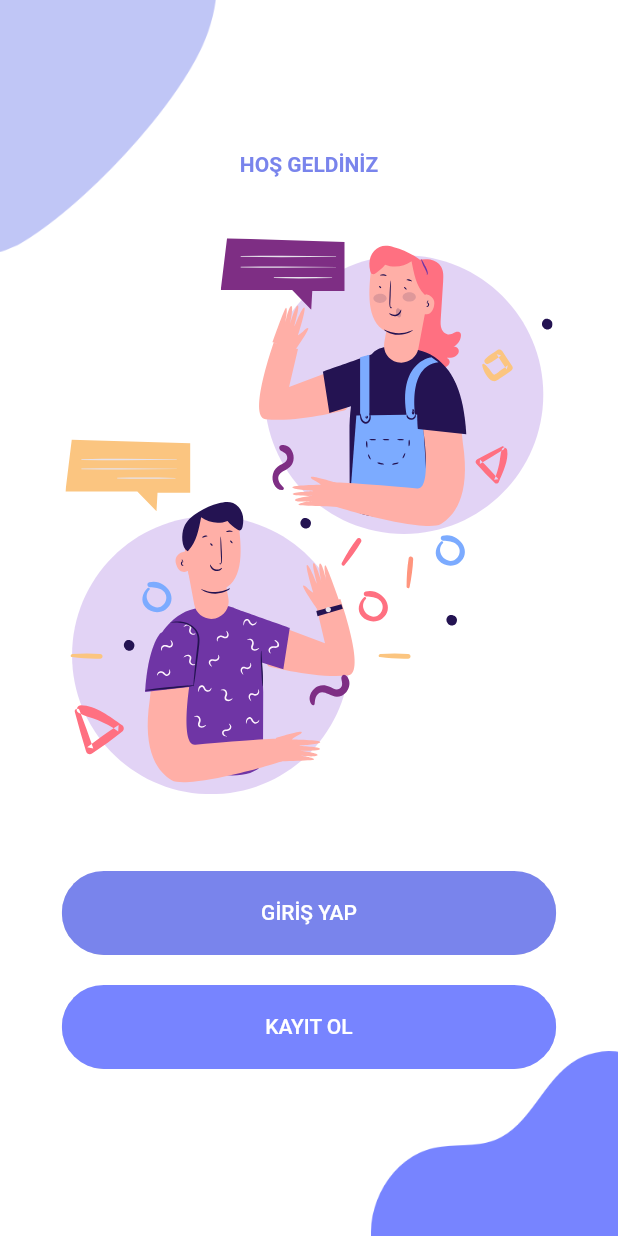
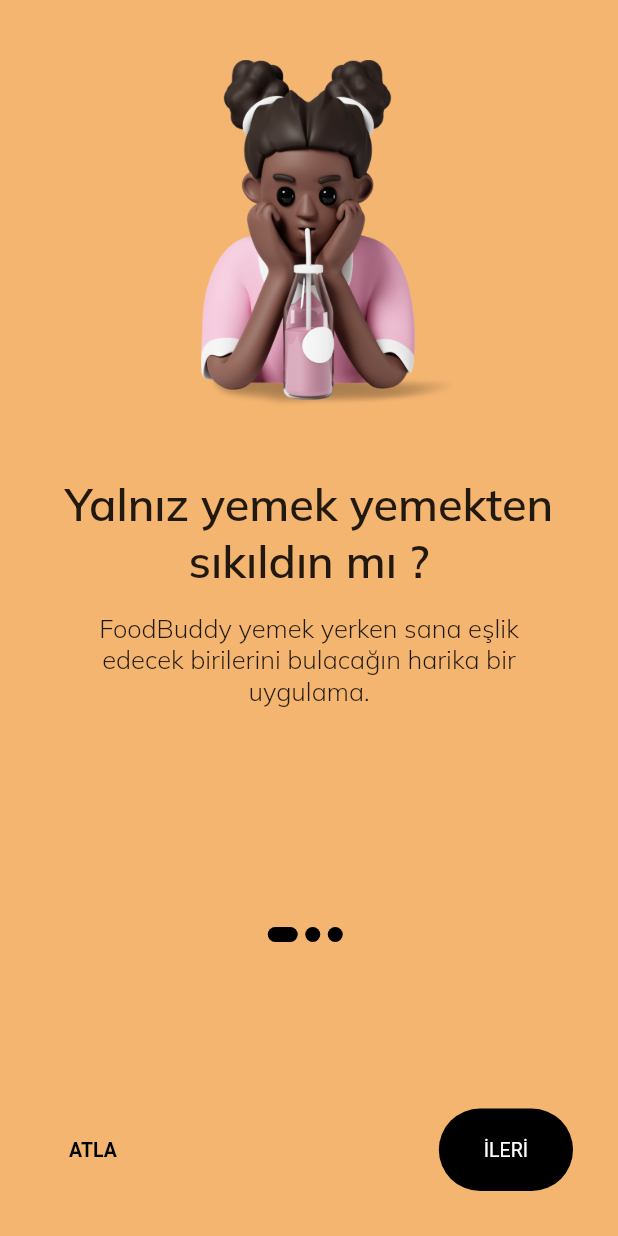
Before and after one commit to KhadijaMammadova/Food-Buddy, a Flutter app: the screen it shows after launch, on a phone screen of 412 x 824 dp. Run offline on Flutter 3.47's test engine with Material 2 defaults, Android fonts, the phone set to English and light mode, and no system bars; our stand-ins replace curved_navigation_bar, firebase_auth, firebase_core, flutter_svg; accounts and stored records are empty.

Commit message:
App Icon & Onboarding Screen eklendi
App Icon eklendi, Onboarding Pages eklendi.

```diff
--- a/lib/Screens/Homepage/main_page.dart
+++ b/lib/Screens/Homepage/main_page.dart
@@ -1,17 +1,16 @@
 import 'package:flutter/material.dart';
 import 'package:food_buddy/Screens/Homepage/profile_page.dart';
 import 'package:food_buddy/Screens/Homepage/restourants_screen.dart';
+import 'package:food_buddy/Screens/Onboarding/onboarding_screen.dart';
 import 'package:food_buddy/Screens/Welcome/welcome_screen.dart';
 import '../../components/constants.dart';
 import 'package:curved_navigation_bar/curved_navigation_bar.dart';
 import '../Chat/chat_screen.dart';
 
-
 class MainPage extends StatefulWidget {
   @override
   _MainPage createState() => _MainPage();
 }
-
 
 class _MainPage extends State<MainPage> {
   int _pageIndex = 1;
@@ -54,11 +53,12 @@ class _MainPage extends State<MainPage> {
                       onPressed: () {
                         Navigator.pushAndRemoveUntil(
                             context,
-                    MaterialPageRoute(builder: (context) => WelcomeScreen()),
+                            MaterialPageRoute(
+                                builder: (context) => OnboardingScreen()),
                             (route) => false);
                       },
                       icon: Icon(Icons.logout),
-              label: Text('Sign Out'),
+                      label: Text('Çıkış Yap'),
                       style: TextButton.styleFrom(primary: Colors.white),
                     ),
                   ),
@@ -72,7 +72,13 @@ class _MainPage extends State<MainPage> {
             color: kPrimaryColor,
             animationCurve: Curves.easeInCubic,
             animationDuration: Duration(milliseconds: 300),
-        items: pages.map((p) => Icon(p.iconData, size: 20, color: Colors.white,)).toList(),
+            items: pages
+                .map((p) => Icon(
+                      p.iconData,
+                      size: 20,
+                      color: Colors.white,
+                    ))
+                .toList(),
             onTap: (index) {
               setState(() {
                 _pageIndex = index;
--- a/lib/Screens/Onboarding/onboarding.dart
+++ /dev/null
@@ -1,12 +0,0 @@
-import 'package:flutter/material.dart';
-class Onboarding extends StatelessWidget {
-  const Onboarding
-({ Key? key }) : super(key: key);
-
-  @override
-  Widget build(BuildContext context) {
-    return Scaffold(
-
-    );
-  }
-}
--- /dev/null
+++ b/lib/Screens/Onboarding/onboarding_contents.dart
@@ -0,0 +1,27 @@
+
+class OnboardingContents {
+  final String title ;
+  final String image ;
+  final String desc ;
+
+  OnboardingContents(
+      {required this.title, required this.image, required this.desc});
+}
+
+List<OnboardingContents> contents = [
+  OnboardingContents(
+      title: "Yalnız yemek yemekten sıkıldın mı ?",
+      image: "assets/images/image1.png",
+      desc: "FoodBuddy yemek yerken sana eşlik edecek birilerini bulacağın harika bir uygulama.",
+  ),
+  OnboardingContents(
+      title: "Nasıl mı?",
+      image: "assets/images/image2.png",
+      desc: "Gideceğin yeri seç .Senin gibi oraya yalnız gidecek insanlarla tanış.",
+  ),
+  OnboardingContents(
+      title: "Hadi sen de FoodBuddy ile foodbuddy'ni  bul.",
+      image: "assets/images/image3.png",
+      desc: "Başlamak için tıkla.",
+  ),
+];
--- /dev/null
+++ b/lib/Screens/Onboarding/onboarding_screen.dart
@@ -0,0 +1,193 @@
+import 'package:flutter/material.dart';
+import 'package:food_buddy/Screens/Onboarding/size_config.dart';
+import 'package:food_buddy/Screens/Onboarding/onboarding_contents.dart';
+import 'package:food_buddy/Screens/Welcome/welcome_screen.dart';
+
+class OnboardingScreen extends StatefulWidget {
+  const OnboardingScreen({Key? key}) : super(key: key);
+
+  @override
+  State<OnboardingScreen> createState() => _OnboardingScreenState();
+}
+
+  class _OnboardingScreenState extends State<OnboardingScreen> {
+  final _controller = PageController();
+  int _currentPage = 0;
+  List colors =[Color(0xffF4B571), Color(0xffFF94A0), Color(0xffA375CE)];
+
+  AnimatedContainer _buildDots({int? index})  {
+    return AnimatedContainer(
+      duration: const Duration(milliseconds: 200),
+      decoration: BoxDecoration(
+        borderRadius: BorderRadius.all(
+          Radius.circular(50),
+        ),
+    color: const Color(0xFF000000),
+      ),
+    margin: const EdgeInsets.only(right: 5),
+    height: 10,
+    curve: Curves.easeIn,
+    width: _currentPage == index ? 20 : 10,
+    );
+  }
+
+  @override
+  Widget build(BuildContext context) {
+    SizeConfig().init(context);
+    double width = SizeConfig.screenW!;
+    double height = SizeConfig.screenH!;
+    double blockH = SizeConfig.blockH!;
+    double blockV = SizeConfig.blockV!;
+
+    return Scaffold(
+      backgroundColor: colors[_currentPage],
+      body: SafeArea(
+        child: Column(
+          children: [
+            Expanded(
+              flex: 3,
+              child: PageView.builder(
+                controller: _controller,
+                onPageChanged: (value) => setState(() => _currentPage = value),
+                itemCount: contents.length,
+                itemBuilder: (context, i) {
+                  return Container(
+                    // color: colors[i],
+                    child: Padding(
+                      padding: const EdgeInsets.all(40.0),
+                      child: Column(
+                        children: [
+                          Padding(
+                            padding: const EdgeInsets.only(left: 45.0, right: 20.0 ),
+                            child: Image.asset(
+                              contents[i].image,
+                              height: SizeConfig.blockV! * 30,
+                            ),
+                          ),
+                          SizedBox(
+                            height: (height >= 840) ? 60 : 30,
+                          ),
+                          Text(
+                            contents[i].title,
+                            textAlign: TextAlign.center,
+                            style: TextStyle(
+                              fontFamily: "Mulish",
+                              fontWeight: FontWeight.w600,
+                              fontSize: (width <= 550) ? 30 : 35,
+                            ),
+                          ),
+                          SizedBox(
+                            height: 15,
+                          ),
+                          Text(
+                            contents[i].desc,
+                            style: TextStyle(
+                              fontFamily: "Mulish",
+                              fontWeight: FontWeight.w300,
+                              fontSize: (width <= 550) ? 17 : 25,
+                            ),
+                            textAlign: TextAlign.center,
+                          )
+                        ],
+                      ),
+                    ),
+                  );
+                },
+              ),
+            ),
+            Expanded(
+              flex: 1,
+              child: Column(
+                mainAxisAlignment: MainAxisAlignment.spaceBetween,
+                children: [
+                  Row(
+                    mainAxisAlignment: MainAxisAlignment.center,
+                    children: List.generate(
+                      contents.length,
+                          (int index) => _buildDots(index: index),
+                    ),
+                  ),
+                  _currentPage + 1 == contents.length
+                      ? Padding(
+                    padding: const EdgeInsets.all(30),
+                    child: ElevatedButton(
+                      onPressed: () {Navigator.push(
+                              context,
+                              MaterialPageRoute(
+                                builder: (context) {
+                                  return WelcomeScreen();
+                                },
+                              ),
+                            );},
+                      child: Text("BAŞLAT"),
+                      style: ElevatedButton.styleFrom(
+                        primary: Colors.black,
+                        shape: new RoundedRectangleBorder(
+                          borderRadius: BorderRadius.circular(50),
+                        ),
+                        padding: (width <= 550)
+                            ? EdgeInsets.symmetric(
+                            horizontal: 100, vertical: 20)
+                            : EdgeInsets.symmetric(
+                            horizontal: width * 0.2, vertical: 25),
+                        textStyle:
+                        TextStyle(fontSize: (width <= 550) ? 13 : 17),
+                      ),
+                    ),
+                  )
+                      : Padding(
+                    padding: const EdgeInsets.all(30),
+                    child: Row(
+                      mainAxisAlignment: MainAxisAlignment.spaceBetween,
+                      children: [
+                        TextButton(
+                          onPressed: () {
+                            _controller.jumpToPage(2);
+                          },
+                          child: Text(
+                            "ATLA",
+                            style: TextStyle(color: Colors.black),
+                          ),
+                          style: TextButton.styleFrom(
+                            elevation: 0,
+                            textStyle: TextStyle(
+                              fontWeight: FontWeight.w600,
+                              fontSize: (width <= 550) ? 13 : 17,
+                            ),
+                          ),
+                        ),
+                        ElevatedButton(
+                          onPressed: () {
+                            _controller.nextPage(
+                              duration: Duration(milliseconds: 200),
+                              curve: Curves.easeIn,
+                            );
+                          },
+                          child: Text("İLERİ"),
+                          style: ElevatedButton.styleFrom(
+                            primary: Colors.black,
+                            shape: new RoundedRectangleBorder(
+                              borderRadius: BorderRadius.circular(50),
+                            ),
+                            elevation: 0,
+                            padding: (width <= 550)
+                                ? EdgeInsets.symmetric(
+                                horizontal: 30, vertical: 20)
+                                : EdgeInsets.symmetric(
+                                horizontal: 30, vertical: 25),
+                            textStyle: TextStyle(
+                                fontSize: (width <= 550) ? 13 : 17),
+                          ),
+                        ),
+                       ],
+                      ),
+                  )
+                ],
+              ),
+            ),
+          ],
+        ),
+      ),
+    );
+  }
+}
--- /dev/null
+++ b/lib/Screens/Onboarding/size_config.dart
@@ -0,0 +1,17 @@
+import 'package:flutter/material.dart';
+
+class SizeConfig {
+  static MediaQueryData? _mediaQueryData;
+  static double? screenW;
+  static double? screenH;
+  static double? blockH;
+  static double? blockV;
+
+  void init(BuildContext context) {
+    _mediaQueryData = MediaQuery.of(context);
+    screenW = _mediaQueryData! .size.width;
+    screenH = _mediaQueryData! .size.height;
+    blockH = screenW! / 100;
+    blockV = screenH! / 100;
+  }
+}
--- a/lib/main.dart
+++ b/lib/main.dart
@@ -5,6 +5,7 @@ import 'Screens/Homepage/main_page.dart';
 import 'Screens/Homepage/restourants_screen.dart';
 import 'components/constants.dart';
 import 'package:firebase_core/firebase_core.dart';
+import 'package:food_buddy/Screens/Onboarding/onboarding_screen.dart';
 
 void main() async {
   WidgetsFlutterBinding.ensureInitialized();
@@ -24,7 +25,7 @@ class MyApp extends StatelessWidget {
         primaryColor: kPrimaryColor,
         scaffoldBackgroundColor: Colors.white,
       ),
-      home: StreamBuilder(
+      /*home: StreamBuilder(
         stream: AuthService().firebaseAuth.authStateChanges(),
         builder: (context, snapshot) {
           if (snapshot.hasData) {
@@ -32,7 +33,8 @@ class MyApp extends StatelessWidget {
           }
           return WelcomeScreen();
         },
-      ),
+      ),*/
+      home: OnboardingScreen(),
     );
   }
 }
```
Also changed, not shown: pubspec.yaml (+12 -2 lines), assets/fonts/Mulish-Light.ttf (added), assets/fonts/Mulish-SemiBold.ttf (added), assets/icon/icon.png (added), assets/images/image1.png (added), assets/images/image2.png (added), assets/images/image3.png (added), pubspec.lock, 17 other files. Lines whose indentation alone changed are shown as unchanged.
